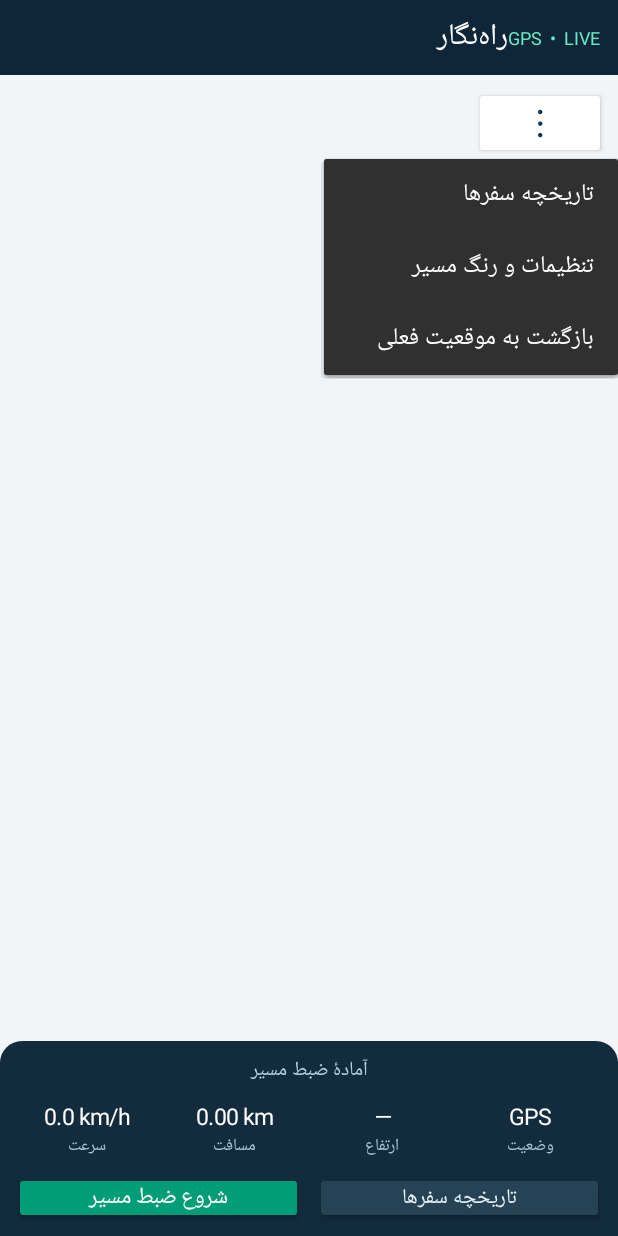
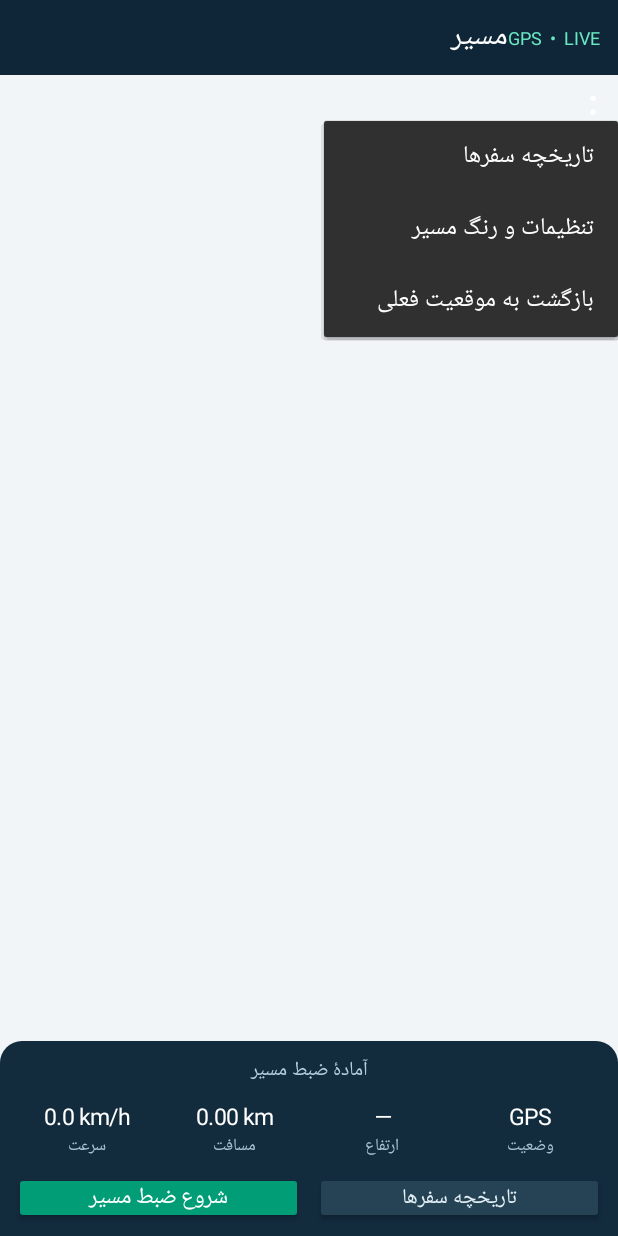
Before and after one commit to Payam14050/RouteRecorderAndroid, an Android app: the screen it shows after launch (RouteHomeActivity), after a tap on an icon or button, on a phone screen of 412 x 824 dp. Run offline under Robolectric (Android 15) with nearby library versions, the phone set to English and light mode, and no system bars; libraries missing offline, so code that uses them is left out: org.osmdroid.config, org.osmdroid.tileprovider, org.osmdroid.util, org.osmdroid.views; pictures from the network do not load; 13 statements that could not run were skipped.

Commit message:
Refine blue location arrow and compact map menu

```diff
--- a/app/src/main/java/net/osmtracker/route/RouteHomeActivity.kt
+++ b/app/src/main/java/net/osmtracker/route/RouteHomeActivity.kt
@@ -3,7 +3,15 @@ package net.osmtracker.route
 import android.Manifest
 import android.content.*
 import android.content.pm.PackageManager
+import android.graphics.Bitmap
+import android.graphics.Canvas
 import android.graphics.Color
+import android.graphics.Paint
+import android.graphics.Path
+import android.graphics.Point
+import android.graphics.PointF
+import android.net.Uri
+import java.io.File
 import android.location.LocationManager
 import android.os.Build
 import android.os.Bundle
@@ -17,10 +25,10 @@ import androidx.preference.PreferenceManager
 import net.osmtracker.R
 import org.osmdroid.config.Configuration
 import org.osmdroid.tileprovider.tilesource.TileSourceFactory
+import org.osmdroid.util.BoundingBox
 import org.osmdroid.util.GeoPoint
 import org.osmdroid.views.MapView
 import org.osmdroid.views.overlay.Polyline
-import org.osmdroid.views.overlay.Marker
 import org.osmdroid.views.overlay.mylocation.MyLocationNewOverlay
 import java.text.SimpleDateFormat
 import java.util.*
@@ -34,13 +42,14 @@ class RouteHomeActivity : AppCompatActivity() {
     private lateinit var altitudeValue: TextView
     private lateinit var store: RouteStore
     private lateinit var line: Polyline
-    private var endMarker: Marker? = null
     private var recording = false
     private var receiverRegistered = false
     private var followLocation = true
     private var latestPoint: GeoPoint? = null
     private var pendingExportTripId: Long = -1L
     private val requestExportGpx = 72
+    private val requestExportVideo = 73
+    private var pendingVideoExportTripId: Long = -1L
 
     private val receiver = object : BroadcastReceiver() {
         override fun onReceive(context: Context?, intent: Intent?) {
@@ -51,7 +60,6 @@ class RouteHomeActivity : AppCompatActivity() {
             )
             latestPoint = p
             line.addPoint(p)
-            updateEndMarker(p)
             if (followLocation) map.controller.animateTo(p)
             speedValue.text = String.format(Locale.getDefault(), "%.1f km/h", intent.getFloatExtra(RouteRecordingService.EXTRA_SPEED, 0f) * 3.6f)
             val hasAltitude = intent.getBooleanExtra(RouteRecordingService.EXTRA_HAS_ALT, false)
@@ -89,7 +97,7 @@ class RouteHomeActivity : AppCompatActivity() {
             setBackgroundColor(Color.rgb(15, 38, 56))
         }
         header.addView(TextView(this).apply {
-            text = "راه‌نگار"
+            text = "مسیر"
             textSize = 20f
             setTextColor(Color.WHITE)
             letterSpacing = .03f
@@ -118,15 +126,16 @@ class RouteHomeActivity : AppCompatActivity() {
             false
         }
         // Keep map controls minimal: zoom remains available through pinch gestures.
-        val menuButton = Button(this).apply {
+        val menuButton = TextView(this).apply {
             text = "⋮"
-            textSize = 25f
-            minWidth = 48
-            minHeight = 48
+            textSize = 30f
+            gravity = Gravity.CENTER
+            minWidth = 0
+            minHeight = 0
             setPadding(0, 0, 0, 0)
-            setTextColor(Color.rgb(18, 54, 77))
-            backgroundTintList = android.content.res.ColorStateList.valueOf(Color.WHITE)
-            elevation = 8f
+            setTextColor(Color.WHITE)
+            background = android.graphics.drawable.ColorDrawable(Color.TRANSPARENT)
+            elevation = 0f
             setOnClickListener { anchor ->
                 val menu = android.widget.PopupMenu(this@RouteHomeActivity, anchor)
                 menu.menu.add(0, 1, 0, "تاریخچه سفرها")
@@ -143,8 +152,8 @@ class RouteHomeActivity : AppCompatActivity() {
                 menu.show()
             }
         }
-        val actionParams = FrameLayout.LayoutParams(-2, -2, Gravity.END or Gravity.TOP).apply {
-            setMargins(0, 12, 12, 0)
+        val actionParams = FrameLayout.LayoutParams(38, 42, Gravity.END or Gravity.TOP).apply {
+            setMargins(0, 4, 6, 0)
         }
         mapFrame.addView(menuButton, actionParams)
         root.addView(mapFrame, LinearLayout.LayoutParams(-1, 0, 1f))
@@ -218,29 +227,6 @@ class RouteHomeActivity : AppCompatActivity() {
         map.overlays.add(line)
     }
 
-    private fun mapButton(label: String, action: () -> Unit): Button =
-        Button(this).apply {
-            text = label
-            textSize = 20f
-            minWidth = 48
-            minHeight = 48
-            setPadding(0, 0, 0, 0)
-            setTextColor(Color.rgb(18, 54, 77))
-            backgroundTintList = android.content.res.ColorStateList.valueOf(Color.WHITE)
-            setOnClickListener { action() }
-        }
-
-    private fun updateEndMarker(point: GeoPoint) {
-        val marker = endMarker ?: Marker(map).also {
-            it.setAnchor(Marker.ANCHOR_CENTER, Marker.ANCHOR_BOTTOM)
-            it.title = "پایان مسیر"
-            map.overlays.add(it)
-            endMarker = it
-        }
-        marker.position = point
-        marker.title = "پایان مسیر"
-    }
-
     private fun makeStat(value: String, label: String): Pair<TextView, LinearLayout> {
         val box = LinearLayout(this).apply {
             orientation = LinearLayout.VERTICAL
@@ -270,6 +256,9 @@ class RouteHomeActivity : AppCompatActivity() {
     private fun enableMyLocation() {
         try {
             val overlay = MyLocationNewOverlay(org.osmdroid.views.overlay.mylocation.GpsMyLocationProvider(this), map)
+            val blueArrow = createBlueLocationArrow()
+            overlay.setPersonIcon(blueArrow)
+            overlay.setDirectionArrow(blueArrow)
             overlay.enableMyLocation()
             map.overlays.add(overlay)
             val lm = getSystemService(LOCATION_SERVICE) as LocationManager
@@ -280,6 +269,29 @@ class RouteHomeActivity : AppCompatActivity() {
                 }
             }
         } catch (_: Exception) { }
+    }
+
+    private fun createBlueLocationArrow(): Bitmap {
+        val bitmap = Bitmap.createBitmap(96, 96, Bitmap.Config.ARGB_8888)
+        val canvas = Canvas(bitmap)
+        val arrow = Path().apply {
+            moveTo(48f, 5f)
+            lineTo(88f, 88f)
+            lineTo(48f, 69f)
+            lineTo(8f, 88f)
+            close()
+        }
+        canvas.drawPath(arrow, Paint(Paint.ANTI_ALIAS_FLAG).apply {
+            color = Color.WHITE
+            style = Paint.Style.STROKE
+            strokeWidth = 9f
+            strokeJoin = Paint.Join.ROUND
+        })
+        canvas.drawPath(arrow, Paint(Paint.ANTI_ALIAS_FLAG).apply {
+            color = Color.rgb(0, 122, 255)
+            style = Paint.Style.FILL
+        })
+        return bitmap
     }
 
     private fun recenter() {
@@ -353,7 +365,6 @@ class RouteHomeActivity : AppCompatActivity() {
             val points = store.points(trip.id)
             line.points.clear()
             line.points.addAll(points.map { GeoPoint(it.lat, it.lon) })
-            if (points.isNotEmpty()) updateEndMarker(GeoPoint(points.last().lat, points.last().lon))
             distanceValue.text = String.format(Locale.getDefault(), "%.2f km", trip.distance / 1000)
             if (points.isNotEmpty()) {
                 latestPoint = GeoPoint(points.last().lat, points.last().lon)
@@ -378,13 +389,12 @@ class RouteHomeActivity : AppCompatActivity() {
                 val selected = trips[i]
                 androidx.appcompat.app.AlertDialog.Builder(this)
                     .setTitle(labels[i])
-                    .setItems(arrayOf("نمایش مسیر روی نقشه", "دریافت خروجی GPX", "حذف این سفر")) { _, action ->
+                    .setItems(arrayOf("نمایش مسیر روی نقشه", "دریافت خروجی GPX", "ساخت ویدئوی مسیر (MP4)", "حذف این سفر")) { _, action ->
                         if (action == 0) {
                             val points = store.points(selected.id)
                             line.points.clear()
                             line.points.addAll(points.map { GeoPoint(it.lat, it.lon) })
                             if (points.isNotEmpty()) {
-                                updateEndMarker(GeoPoint(points.last().lat, points.last().lon))
                                 latestPoint = GeoPoint(points.last().lat, points.last().lon)
                                 map.controller.setCenter(latestPoint!!)
                             }
@@ -397,6 +407,14 @@ class RouteHomeActivity : AppCompatActivity() {
                                 putExtra(Intent.EXTRA_TITLE, "route_" + selected.id + ".gpx")
                             }
                             startActivityForResult(intent, requestExportGpx)
+                        } else if (action == 2) {
+                            pendingVideoExportTripId = selected.id
+                            val videoIntent = Intent(Intent.ACTION_CREATE_DOCUMENT).apply {
+                                addCategory(Intent.CATEGORY_OPENABLE)
+                                type = "video/mp4"
+                                putExtra(Intent.EXTRA_TITLE, "masir_trip_${selected.id}.mp4")
+                            }
+                            startActivityForResult(videoIntent, requestExportVideo)
                         } else {
                             androidx.appcompat.app.AlertDialog.Builder(this)
                                 .setTitle("حذف سفر")
@@ -405,8 +423,6 @@ class RouteHomeActivity : AppCompatActivity() {
                                 .setPositiveButton("حذف") { _, _ ->
                                     store.deleteTrip(selected.id)
                                     line.points.clear()
-                                    endMarker?.let { map.overlays.remove(it) }
-                                    endMarker = null
                                     restoreLastRoute()
                                     map.invalidate()
                                     Toast.makeText(this, "سفر حذف شد", Toast.LENGTH_SHORT).show()
@@ -453,7 +469,7 @@ class RouteHomeActivity : AppCompatActivity() {
                 map.invalidate()
                 status.text = "در حال ساخت ویدئوی مسیر…"
 
-                val capturedBackground = background
+                val capturedBackground = requireNotNull(background)
                 RouteVideoExporter.export(capturedBackground, screenPoints, output, line.outlinePaint.color) { error ->
                     runOnUiThread {
                         try {
```
